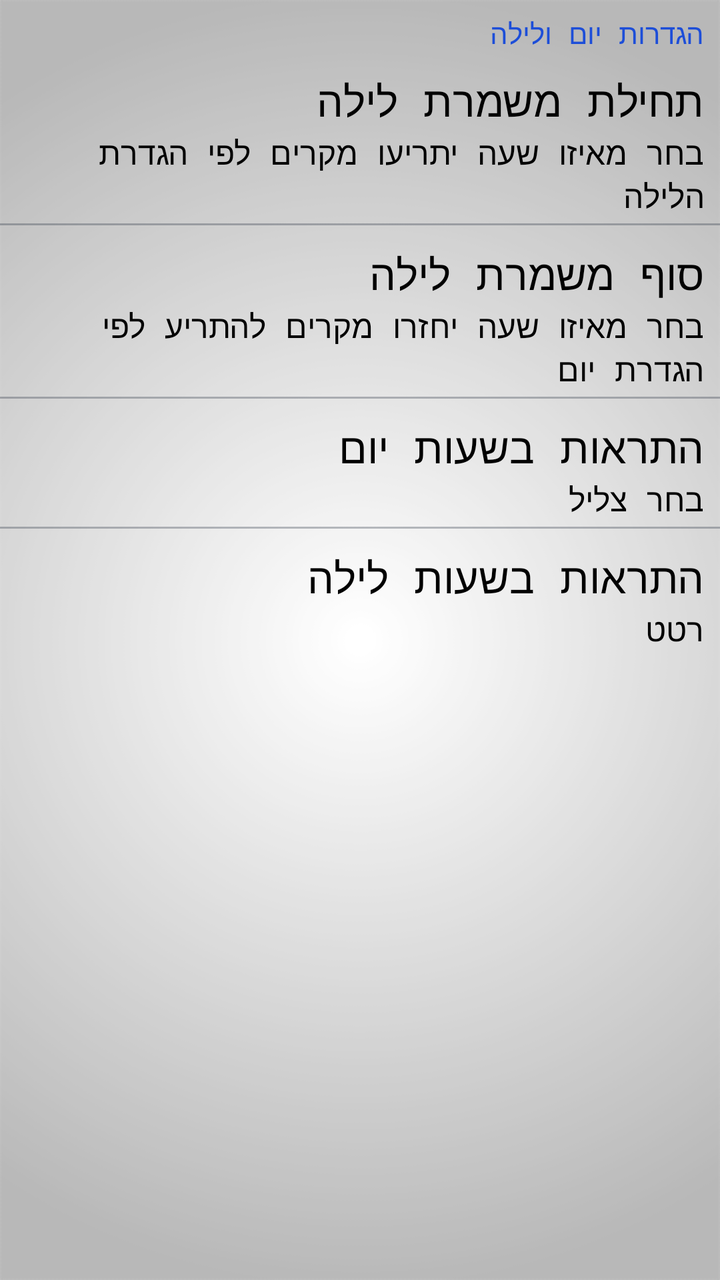
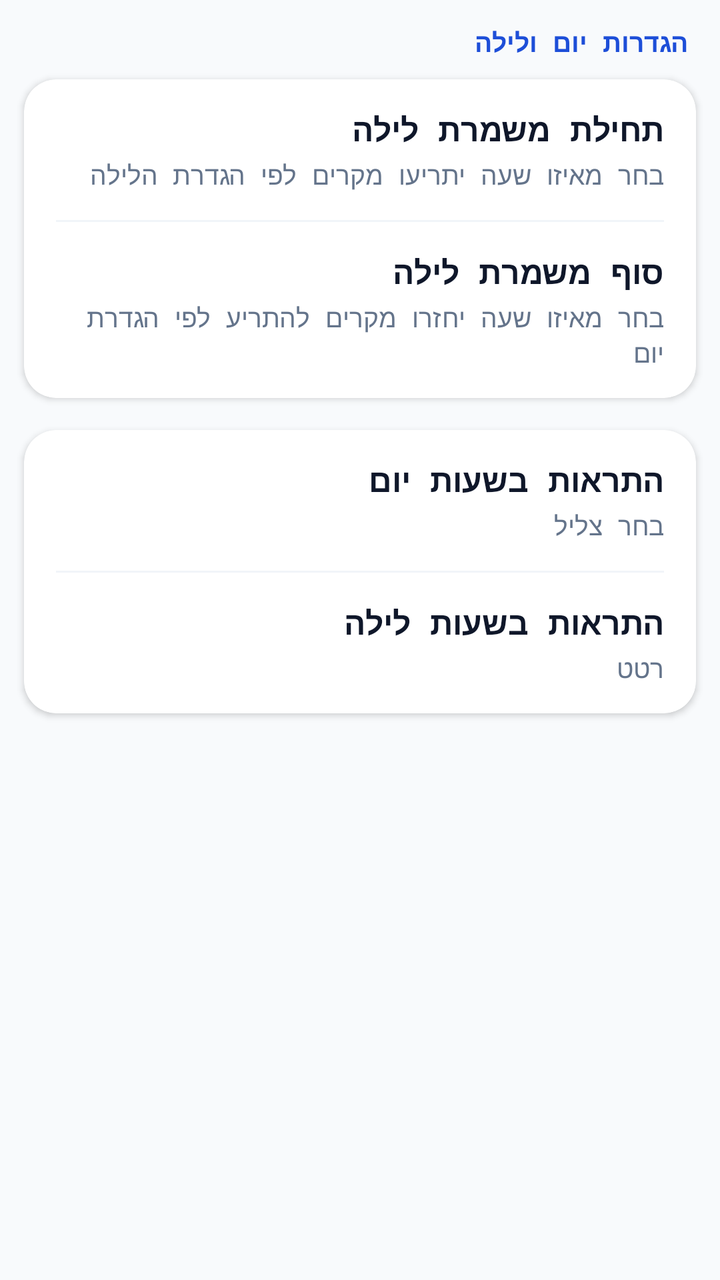

Compare the two renders of this Android layout. The source of the first and the diff that turns it into the second are given below.
<!-- AndroidManifest.xml: application theme AppTheme -->
<!-- res/layout/settings_ampm.xml -->
<?xml version="1.0" encoding="utf-8"?>
<androidx.core.widget.NestedScrollView xmlns:android="http://schemas.android.com/apk/res/android" xmlns:app="http://schemas.android.com/apk/res-auto"
    android:layout_width="match_parent"
    android:layout_height="wrap_content">
    <androidx.constraintlayout.widget.ConstraintLayout
        android:layout_width="match_parent"
        android:layout_height="match_parent"
        android:layout_marginBottom="30dp">
        <TextView
            android:textColor="@color/Ocean"
            android:id="@+id/textViewTop"
            android:layout_width="0dp"
            android:layout_height="wrap_content"
            android:layout_marginTop="7dp"
            android:text="@string/pref_header_ampm"
            android:layout_marginStart="8dp"
            android:layout_marginEnd="8dp"
            app:layout_constraintEnd_toEndOf="parent"
            app:layout_constraintStart_toStartOf="parent"
            app:layout_constraintTop_toTopOf="parent"/>
        <androidx.constraintlayout.widget.ConstraintLayout
            android:id="@+id/start_night_pref"
            android:layout_width="match_parent"
            android:layout_height="wrap_content"
            android:layout_marginTop="8dp"
            app:layout_constraintTop_toBottomOf="@+id/textViewTop">
            <TextView
                android:textSize="21sp"
                android:id="@+id/start_night_Title"
                android:layout_width="0dp"
                android:layout_height="wrap_content"
                android:layout_marginTop="2dp"
                android:text="@string/nightStart"
                android:layout_marginStart="8dp"
                android:layout_marginEnd="8dp"
                app:layout_constraintEnd_toEndOf="parent"
                app:layout_constraintStart_toStartOf="parent"
                app:layout_constraintTop_toTopOf="parent"/>
            <TextView
                android:textSize="16sp"
                android:id="@+id/start_night_Desc"
                android:layout_width="0dp"
                android:layout_height="wrap_content"
                android:layout_marginTop="1dp"
                android:text="@string/nightStartDesc"
                android:layout_marginStart="8dp"
                android:layout_marginEnd="8dp"
                app:layout_constraintEnd_toEndOf="parent"
                app:layout_constraintStart_toStartOf="parent"
                app:layout_constraintTop_toBottomOf="@+id/start_night_Title"/>
            <View
                android:id="@+id/start_night_divider"
                android:background="@color/ColorBlueAlpha"
                android:layout_width="match_parent"
                android:layout_height="1dp"
                android:layout_marginTop="3dp"
                app:layout_constraintTop_toBottomOf="@+id/start_night_Desc"/>
        </androidx.constraintlayout.widget.ConstraintLayout>
        <androidx.constraintlayout.widget.ConstraintLayout
            android:id="@+id/end_night_pref"
            android:layout_width="match_parent"
            android:layout_height="wrap_content"
            android:layout_marginTop="8dp"
            app:layout_constraintTop_toBottomOf="@+id/start_night_pref">
            <TextView
                android:textSize="21sp"
                android:id="@+id/end_night_Title"
                android:layout_width="0dp"
                android:layout_height="wrap_content"
                android:layout_marginTop="2dp"
                android:text="@string/nightEnd"
                android:layout_marginStart="8dp"
                android:layout_marginEnd="8dp"
                app:layout_constraintEnd_toEndOf="parent"
                app:layout_constraintStart_toStartOf="parent"
                app:layout_constraintTop_toTopOf="parent"/>
            <TextView
                android:textSize="16sp"
                android:id="@+id/end_night_Desc"
                android:layout_width="0dp"
                android:layout_height="wrap_content"
                android:layout_marginTop="1dp"
                android:text="@string/nightEndDesc"
                android:layout_marginStart="8dp"
                android:layout_marginEnd="8dp"
                app:layout_constraintEnd_toEndOf="parent"
                app:layout_constraintStart_toStartOf="parent"
                app:layout_constraintTop_toBottomOf="@+id/end_night_Title"/>
            <View
                android:id="@+id/end_night_divider"
                android:background="@color/ColorBlueAlpha"
                android:layout_width="match_parent"
                android:layout_height="1dp"
                android:layout_marginTop="3dp"
                app:layout_constraintTop_toBottomOf="@+id/end_night_Desc"/>
        </androidx.constraintlayout.widget.ConstraintLayout>
        <androidx.constraintlayout.widget.ConstraintLayout
            android:id="@+id/sleepDay_pref"
            android:layout_width="match_parent"
            android:layout_height="wrap_content"
            android:layout_marginTop="8dp"
            app:layout_constraintTop_toBottomOf="@+id/end_night_pref">
            <TextView
                android:textSize="21sp"
                android:id="@+id/sleepDay_Title"
                android:layout_width="0dp"
                android:layout_height="wrap_content"
                android:layout_marginTop="2dp"
                android:text="@string/notifDay"
                android:layout_marginStart="8dp"
                android:layout_marginEnd="8dp"
                app:layout_constraintEnd_toEndOf="parent"
                app:layout_constraintStart_toStartOf="parent"
                app:layout_constraintTop_toTopOf="parent"/>
            <TextView
                android:textSize="16sp"
                android:id="@+id/sleepDay_Desc"
                android:layout_width="0dp"
                android:layout_height="wrap_content"
                android:layout_marginTop="1dp"
                android:text="@string/pick_sound"
                android:layout_marginStart="8dp"
                android:layout_marginEnd="8dp"
                app:layout_constraintEnd_toEndOf="parent"
                app:layout_constraintStart_toStartOf="parent"
                app:layout_constraintTop_toBottomOf="@+id/sleepDay_Title"/>
            <View
                android:id="@+id/sleepDay_divider"
                android:background="@color/ColorBlueAlpha"
                android:layout_width="match_parent"
                android:layout_height="1dp"
                android:layout_marginTop="3dp"
                app:layout_constraintTop_toBottomOf="@+id/sleepDay_Desc"/>
        </androidx.constraintlayout.widget.ConstraintLayout>
        <androidx.constraintlayout.widget.ConstraintLayout
            android:id="@+id/sleepNight_pref"
            android:layout_width="match_parent"
            android:layout_height="wrap_content"
            android:layout_marginTop="8dp"
            app:layout_constraintTop_toBottomOf="@+id/sleepDay_pref">
            <TextView
                android:textSize="21sp"
                android:id="@+id/sleepNight_Title"
                android:layout_width="0dp"
                android:layout_height="wrap_content"
                android:layout_marginTop="2dp"
                android:text="@string/notifNight"
                android:layout_marginStart="8dp"
                android:layout_marginEnd="8dp"
                app:layout_constraintEnd_toEndOf="parent"
                app:layout_constraintStart_toStartOf="parent"
                app:layout_constraintTop_toTopOf="parent"/>
            <TextView
                android:textSize="16sp"
                android:id="@+id/sleepNight_Desc"
                android:layout_width="0dp"
                android:layout_height="wrap_content"
                android:layout_marginTop="1dp"
                android:text="@string/pref_title_vibrate"
                android:layout_marginStart="8dp"
                android:layout_marginEnd="8dp"
                app:layout_constraintEnd_toEndOf="parent"
                app:layout_constraintStart_toStartOf="parent"
                app:layout_constraintTop_toBottomOf="@+id/sleepNight_Title"/>
        </androidx.constraintlayout.widget.ConstraintLayout>
    </androidx.constraintlayout.widget.ConstraintLayout>
</androidx.core.widget.NestedScrollView>
<!-- resources referenced by this layout -->
<resources>
  <color name="ColorBlueAlpha">#4D1E293B</color>
  <color name="Ocean">#1D4ED8</color>
  <string name="nightEnd">סוף משמרת לילה</string>
  <string name="nightEndDesc">בחר מאיזו שעה יחזרו מקרים להתריע לפי הגדרת יום</string>
  <string name="nightStart">תחילת משמרת לילה</string>
  <string name="nightStartDesc">בחר מאיזו שעה יתריעו מקרים לפי הגדרת הלילה</string>
  <string name="notifDay">התראות בשעות יום</string>
  <string name="notifNight">התראות בשעות לילה</string>
  <string name="pick_sound">בחר צליל</string>
  <string name="pref_header_ampm">הגדרות יום ולילה</string>
  <string name="pref_title_vibrate">רטט</string>
  <style name="AppTheme" parent="Theme.AppCompat.Light.NoActionBar">
          <item name="android:textColorSecondary">@color/ColorRedDark</item>
          <item name="android:textColorHintInverse">@color/ColorBlue</item>
          <item name="android:buttonStyle">@style/FButton</item>
          <item name="android:windowBackground">@drawable/ic_bgg</item>
          <item name="android:typeface">monospace</item>
          <item name="android:textColor">@color/Black</item>
          <item name="android:textColorHint">@color/ColorAqua</item>
          <item name="android:itemBackground">@color/materialGrey300</item>
          <item name="android:actionMenuTextColor">@color/Black</item>
          <item name="actionBarTheme">@style/ThemeOverlay.AppCompat.Dark.ActionBar</item>
          <item name="buttonStyle">@style/FButton</item>
          <item name="colorAccent">@color/materialGrey300</item>
          <item name="colorControlActivated">@color/ColorAqua</item>
          <item name="colorControlHighlight">@android:color/transparent</item>
          <item name="colorControlNormal">@color/ColorBlue</item>
          <item name="colorPrimary">@color/ColorPrimary</item>
          <item name="colorPrimaryDark">@color/ColorPrimaryDark</item>
          <item name="windowActionBar">false</item>
          <item name="windowNoTitle">true</item>
      </style>
  <color name="ColorRedDark">#991B1B</color>
  <color name="ColorBlue">#981E293B</color>
  <style name="FButton" parent="Widget.AppCompat.Button">
          <item name="android:textColor">@color/White</item>
      </style>
  <!-- drawable ic_bgg: png bitmap (drawable, 25104 bytes) -->
  <color name="Black">#000000</color>
  <color name="ColorAqua">#2563EB</color>
  <color name="materialGrey300">#ffe0e0e0</color>
  <color name="ColorPrimary">#0F172A</color>
  <color name="ColorPrimaryDark">#020617</color>
  <color name="White">#FFFFFF</color>
</resources>

<!-- the commit's change to res/layout/settings_ampm.xml (unified diff, before → after) -->
@@ -1,167 +1,250 @@
 <?xml version="1.0" encoding="utf-8"?>
-<androidx.core.widget.NestedScrollView xmlns:android="http://schemas.android.com/apk/res/android" xmlns:app="http://schemas.android.com/apk/res-auto"
+<androidx.core.widget.NestedScrollView xmlns:android="http://schemas.android.com/apk/res/android"
+    xmlns:app="http://schemas.android.com/apk/res-auto"
     android:layout_width="match_parent"
-    android:layout_height="wrap_content">
+    android:layout_height="match_parent"
+    android:background="@color/colorBackground"
+    android:fillViewport="true">
+
     <androidx.constraintlayout.widget.ConstraintLayout
         android:layout_width="match_parent"
-        android:layout_height="match_parent"
-        android:layout_marginBottom="30dp">
+        android:layout_height="wrap_content"
+        android:paddingTop="12dp"
+        android:paddingBottom="36dp">
+
         <TextView
-            android:textColor="@color/Ocean"
             android:id="@+id/textViewTop"
             android:layout_width="0dp"
             android:layout_height="wrap_content"
-            android:layout_marginTop="7dp"
+            android:layout_marginStart="16dp"
+            android:layout_marginEnd="16dp"
             android:text="@string/pref_header_ampm"
-            android:layout_marginStart="8dp"
-            android:layout_marginEnd="8dp"
+            android:textColor="@color/Ocean"
+            android:textSize="13sp"
+            android:textStyle="bold"
             app:layout_constraintEnd_toEndOf="parent"
             app:layout_constraintStart_toStartOf="parent"
-            app:layout_constraintTop_toTopOf="parent"/>
-        <androidx.constraintlayout.widget.ConstraintLayout
-            android:id="@+id/start_night_pref"
-            android:layout_width="match_parent"
+            app:layout_constraintTop_toTopOf="parent" />
+
+        
+        <androidx.cardview.widget.CardView
+            android:id="@+id/card_night_times"
+            android:layout_width="0dp"
             android:layout_height="wrap_content"
-            android:layout_marginTop="8dp"
+            android:layout_marginStart="12dp"
+            android:layout_marginTop="10dp"
+            android:layout_marginEnd="12dp"
+            app:cardBackgroundColor="@color/White"
+            app:cardCornerRadius="16dp"
+            app:cardElevation="2dp"
+            app:layout_constraintEnd_toEndOf="parent"
+            app:layout_constraintStart_toStartOf="parent"
             app:layout_constraintTop_toBottomOf="@+id/textViewTop">
-            <TextView
-                android:textSize="21sp"
-                android:id="@+id/start_night_Title"
-                android:layout_width="0dp"
+
+            <LinearLayout
+                android:layout_width="match_parent"
                 android:layout_height="wrap_content"
-                android:layout_marginTop="2dp"
-                android:text="@string/nightStart"
-                android:layout_marginStart="8dp"
-                android:layout_marginEnd="8dp"
-                app:layout_constraintEnd_toEndOf="parent"
-                app:layout_constraintStart_toStartOf="parent"
-                app:layout_constraintTop_toTopOf="parent"/>
-            <TextView
-                android:textSize="16sp"
-                android:id="@+id/start_night_Desc"
-                android:layout_width="0dp"
+                android:orientation="vertical">
+
+                
+                <androidx.constraintlayout.widget.ConstraintLayout
+                    android:id="@+id/start_night_pref"
+                    android:layout_width="match_parent"
+                    android:layout_height="wrap_content"
+                    android:background="?android:attr/selectableItemBackground"
+                    android:clickable="true"
+                    android:focusable="true"
+                    android:paddingStart="16dp"
+                    android:paddingTop="14dp"
+                    android:paddingEnd="16dp"
+                    android:paddingBottom="14dp">
+
+                    <TextView
+                        android:id="@+id/start_night_Title"
+                        android:layout_width="0dp"
+                        android:layout_height="wrap_content"
+                        android:text="@string/nightStart"
+                        android:textColor="@color/textColorPrimary"
+                        android:textSize="16sp"
+                        android:textStyle="bold"
+                        app:layout_constraintEnd_toEndOf="parent"
+                        app:layout_constraintStart_toStartOf="parent"
+                        app:layout_constraintTop_toTopOf="parent" />
+
+                    <TextView
+                        android:id="@+id/start_night_Desc"
+                        android:layout_width="0dp"
+                        android:layout_height="wrap_content"
+                        android:layout_marginTop="3dp"
+                        android:text="@string/nightStartDesc"
+                        android:textColor="@color/textColorSecondary"
+                        android:textSize="13sp"
+                        app:layout_constraintEnd_toEndOf="parent"
+                        app:layout_constraintStart_toStartOf="parent"
+                        app:layout_constraintTop_toBottomOf="@+id/start_night_Title" />
+
+                </androidx.constraintlayout.widget.ConstraintLayout>
+
+                
+                <View
+                    android:id="@+id/start_night_divider"
+                    android:layout_width="match_parent"
+                    android:layout_height="1dp"
+                    android:layout_marginStart="16dp"
+                    android:layout_marginEnd="16dp"
+                    android:background="#F1F5F9" />
+
+                
+                <androidx.constraintlayout.widget.ConstraintLayout
+                    android:id="@+id/end_night_pref"
+                    android:layout_width="match_parent"
+                    android:layout_height="wrap_content"
+                    android:background="?android:attr/selectableItemBackground"
+                    android:clickable="true"
+                    android:focusable="true"
+                    android:paddingStart="16dp"
+                    android:paddingTop="14dp"
+                    android:paddingEnd="16dp"
+                    android:paddingBottom="14dp">
+
+                    <TextView
+                        android:id="@+id/end_night_Title"
+                        android:layout_width="0dp"
+                        android:layout_height="wrap_content"
+                        android:text="@string/nightEnd"
+                        android:textColor="@color/textColorPrimary"
+                        android:textSize="16sp"
+                        android:textStyle="bold"
+                        app:layout_constraintEnd_toEndOf="parent"
+                        app:layout_constraintStart_toStartOf="parent"
+                        app:layout_constraintTop_toTopOf="parent" />
+
+                    <TextView
+                        android:id="@+id/end_night_Desc"
+                        android:layout_width="0dp"
+                        android:layout_height="wrap_content"
+                        android:layout_marginTop="3dp"
+                        android:text="@string/nightEndDesc"
+                        android:textColor="@color/textColorSecondary"
+                        android:textSize="13sp"
+                        app:layout_constraintEnd_toEndOf="parent"
+                        app:layout_constraintStart_toStartOf="parent"
+                        app:layout_constraintTop_toBottomOf="@+id/end_night_Title" />
+
+                </androidx.constraintlayout.widget.ConstraintLayout>
+
+            </LinearLayout>
+        </androidx.cardview.widget.CardView>
+
+        
+        <androidx.cardview.widget.CardView
+            android:id="@+id/card_night_profile"
+            android:layout_width="0dp"
+            android:layout_height="wrap_content"
+            android:layout_marginStart="12dp"
+            android:layout_marginTop="16dp"
+            android:layout_marginEnd="12dp"
+            app:cardBackgroundColor="@color/White"
+            app:cardCornerRadius="16dp"
+            app:cardElevation="2dp"
+            app:layout_constraintEnd_toEndOf="parent"
+            app:layout_constraintStart_toStartOf="parent"
+            app:layout_constraintTop_toBottomOf="@+id/card_night_times">
+
+            <LinearLayout
+                android:layout_width="match_parent"
                 android:layout_height="wrap_content"
-                android:layout_marginTop="1dp"
-                android:text="@string/nightStartDesc"
-                android:layout_marginStart="8dp"
-                android:layout_marginEnd="8dp"
-                app:layout_constraintEnd_toEndOf="parent"
-                app:layout_constraintStart_toStartOf="parent"
-                app:layout_constraintTop_toBottomOf="@+id/start_night_Title"/>
-            <View
-                android:id="@+id/start_night_divider"
-                android:background="@color/ColorBlueAlpha"
-                android:layout_width="match_parent"
-                android:layout_height="1dp"
-                android:layout_marginTop="3dp"
-                app:layout_constraintTop_toBottomOf="@+id/start_night_Desc"/>
-        </androidx.constraintlayout.widget.ConstraintLayout>
-        <androidx.constraintlayout.widget.ConstraintLayout
-            android:id="@+id/end_night_pref"
-            android:layout_width="match_parent"
-            android:layout_height="wrap_content"
-            android:layout_marginTop="8dp"
-            app:layout_constraintTop_toBottomOf="@+id/start_night_pref">
-            <TextView
-                android:textSize="21sp"
-                android:id="@+id/end_night_Title"
-                android:layout_width="0dp"
-                android:layout_height="wrap_content"
-                android:layout_marginTop="2dp"
-                android:text="@string/nightEnd"
-                android:layout_marginStart="8dp"
-                android:layout_marginEnd="8dp"
-                app:layout_constraintEnd_toEndOf="parent"
-                app:layout_constraintStart_toStartOf="parent"
-                app:layout_constraintTop_toTopOf="parent"/>
-            <TextView
-                android:textSize="16sp"
-                android:id="@+id/end_night_Desc"
-                android:layout_width="0dp"
-                android:layout_height="wrap_content"
-                android:layout_marginTop="1dp"
-                android:text="@string/nightEndDesc"
-                android:layout_marginStart="8dp"
-                android:layout_marginEnd="8dp"
-                app:layout_constraintEnd_toEndOf="parent"
-                app:layout_constraintStart_toStartOf="parent"
-                app:layout_constraintTop_toBottomOf="@+id/end_night_Title"/>
-            <View
-                android:id="@+id/end_night_divider"
-                android:background="@color/ColorBlueAlpha"
-                android:layout_width="match_parent"
-                android:layout_height="1dp"
-                android:layout_marginTop="3dp"
-                app:layout_constraintTop_toBottomOf="@+id/end_night_Desc"/>
-        </androidx.constraintlayout.widget.ConstraintLayout>
-        <androidx.constraintlayout.widget.ConstraintLayout
-            android:id="@+id/sleepDay_pref"
-            android:layout_width="match_parent"
-            android:layout_height="wrap_content"
-            android:layout_marginTop="8dp"
-            app:layout_constraintTop_toBottomOf="@+id/end_night_pref">
-            <TextView
-                android:textSize="21sp"
-                android:id="@+id/sleepDay_Title"
-                android:layout_width="0dp"
-                android:layout_height="wrap_content"
-                android:layout_marginTop="2dp"
-                android:text="@string/notifDay"
-                android:layout_marginStart="8dp"
-                android:layout_marginEnd="8dp"
-                app:layout_constraintEnd_toEndOf="parent"
-                app:layout_constraintStart_toStartOf="parent"
-                app:layout_constraintTop_toTopOf="parent"/>
-            <TextView
-                android:textSize="16sp"
-                android:id="@+id/sleepDay_Desc"
-                android:layout_width="0dp"
-                android:layout_height="wrap_content"
-                android:layout_marginTop="1dp"
-                android:text="@string/pick_sound"
-                android:layout_marginStart="8dp"
-                android:layout_marginEnd="8dp"
-                app:layout_constraintEnd_toEndOf="parent"
-                app:layout_constraintStart_toStartOf="parent"
-                app:layout_constraintTop_toBottomOf="@+id/sleepDay_Title"/>
-            <View
-                android:id="@+id/sleepDay_divider"
-                android:background="@color/ColorBlueAlpha"
-                android:layout_width="match_parent"
-                android:layout_height="1dp"
-                android:layout_marginTop="3dp"
-                app:layout_constraintTop_toBottomOf="@+id/sleepDay_Desc"/>
-        </androidx.constraintlayout.widget.ConstraintLayout>
-        <androidx.constraintlayout.widget.ConstraintLayout
-            android:id="@+id/sleepNight_pref"
-            android:layout_width="match_parent"
-            android:layout_height="wrap_content"
-            android:layout_marginTop="8dp"
-            app:layout_constraintTop_toBottomOf="@+id/sleepDay_pref">
-            <TextView
-                android:textSize="21sp"
-                android:id="@+id/sleepNight_Title"
-                android:layout_width="0dp"
-                android:layout_height="wrap_content"
-                android:layout_marginTop="2dp"
-                android:text="@string/notifNight"
-                android:layout_marginStart="8dp"
-                android:layout_marginEnd="8dp"
-                app:layout_constraintEnd_toEndOf="parent"
-                app:layout_constraintStart_toStartOf="parent"
-                app:layout_constraintTop_toTopOf="parent"/>
-            <TextView
-                android:textSize="16sp"
-                android:id="@+id/sleepNight_Desc"
-                android:layout_width="0dp"
-                android:layout_height="wrap_content"
-                android:layout_marginTop="1dp"
-                android:text="@string/pref_title_vibrate"
-                android:layout_marginStart="8dp"
-                android:layout_marginEnd="8dp"
-                app:layout_constraintEnd_toEndOf="parent"
-                app:layout_constraintStart_toStartOf="parent"
-                app:layout_constraintTop_toBottomOf="@+id/sleepNight_Title"/>
-        </androidx.constraintlayout.widget.ConstraintLayout>
+                android:orientation="vertical">
+
+                
+                <androidx.constraintlayout.widget.ConstraintLayout
+                    android:id="@+id/sleepDay_pref"
+                    android:layout_width="match_parent"
+                    android:layout_height="wrap_content"
+                    android:background="?android:attr/selectableItemBackground"
+                    android:clickable="true"
+                    android:focusable="true"
+                    android:paddingStart="16dp"
+                    android:paddingTop="14dp"
+                    android:paddingEnd="16dp"
+                    android:paddingBottom="14dp">
+
+                    <TextView
+                        android:id="@+id/sleepDay_Title"
+                        android:layout_width="0dp"
+                        android:layout_height="wrap_content"
+                        android:text="@string/notifDay"
+                        android:textColor="@color/textColorPrimary"
+                        android:textSize="16sp"
+                        android:textStyle="bold"
+                        app:layout_constraintEnd_toEndOf="parent"
+                        app:layout_constraintStart_toStartOf="parent"
+                        app:layout_constraintTop_toTopOf="parent" />
+
+                    <TextView
+                        android:id="@+id/sleepDay_Desc"
+                        android:layout_width="0dp"
+                        android:layout_height="wrap_content"
+                        android:layout_marginTop="3dp"
+                        android:text="@string/pick_sound"
+                        android:textColor="@color/textColorSecondary"
+                        android:textSize="13sp"
+                        app:layout_constraintEnd_toEndOf="parent"
+                        app:layout_constraintStart_toStartOf="parent"
+                        app:layout_constraintTop_toBottomOf="@+id/sleepDay_Title" />
+
+                </androidx.constraintlayout.widget.ConstraintLayout>
+
+                
+                <View
+                    android:id="@+id/sleepDay_divider"
+                    android:layout_width="match_parent"
+                    android:layout_height="1dp"
+                    android:layout_marginStart="16dp"
+                    android:layout_marginEnd="16dp"
+                    android:background="#F1F5F9" />
+
+                
+                <androidx.constraintlayout.widget.ConstraintLayout
+                    android:id="@+id/sleepNight_pref"
+                    android:layout_width="match_parent"
+                    android:layout_height="wrap_content"
+                    android:background="?android:attr/selectableItemBackground"
+                    android:clickable="true"
+                    android:focusable="true"
+                    android:paddingStart="16dp"
+                    android:paddingTop="14dp"
+                    android:paddingEnd="16dp"
+                    android:paddingBottom="14dp">
+
+                    <TextView
+                        android:id="@+id/sleepNight_Title"
+                        android:layout_width="0dp"
+                        android:layout_height="wrap_content"
+                        android:text="@string/notifNight"
+                        android:textColor="@color/textColorPrimary"
+                        android:textSize="16sp"
+                        android:textStyle="bold"
+                        app:layout_constraintEnd_toEndOf="parent"
+                        app:layout_constraintStart_toStartOf="parent"
+                        app:layout_constraintTop_toTopOf="parent" />
+
+                    <TextView
+                        android:id="@+id/sleepNight_Desc"
+                        android:layout_width="0dp"
+                        android:layout_height="wrap_content"
+                        android:layout_marginTop="3dp"
+                        android:text="@string/pref_title_vibrate"
+                        android:textColor="@color/textColorSecondary"
+                        android:textSize="13sp"
+                        app:layout_constraintEnd_toEndOf="parent"
+                        app:layout_constraintStart_toStartOf="parent"
+                        app:layout_constraintTop_toBottomOf="@+id/sleepNight_Title" />
+
+                </androidx.constraintlayout.widget.ConstraintLayout>
+
+            </LinearLayout>
+        </androidx.cardview.widget.CardView>
+
     </androidx.constraintlayout.widget.ConstraintLayout>
 </androidx.core.widget.NestedScrollView>
<!-- resource entries referenced after the edit -->
@@ -1,6 +1,5 @@
 <!-- resources referenced by this layout -->
 <resources>
-  <color name="ColorBlueAlpha">#4D1E293B</color>
   <color name="Ocean">#1D4ED8</color>
   <string name="nightEnd">סוף משמרת לילה</string>
   <string name="nightEndDesc">בחר מאיזו שעה יחזרו מקרים להתריע לפי הגדרת יום</string>
@@ -44,5 +43,8 @@
   <color name="ColorPrimary">#0F172A</color>
   <color name="ColorPrimaryDark">#020617</color>
   <color name="White">#FFFFFF</color>
+  <color name="colorBackground">#F8FAFC</color>
+  <color name="textColorPrimary">#0F172A</color>
+  <color name="textColorSecondary">#64748B</color>
 </resources>
 
